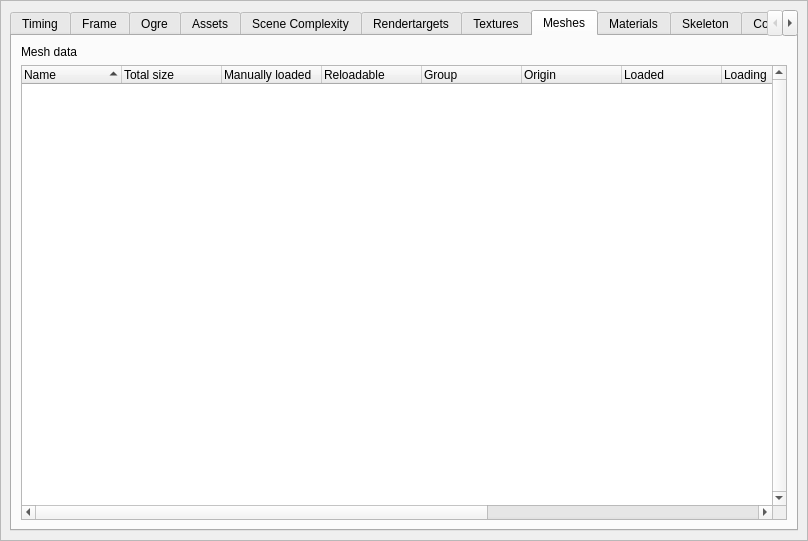
Before: the Qt Designer form bin/data/ui/profiler.ui in realXtend/tundra, drawn with Qt 5.
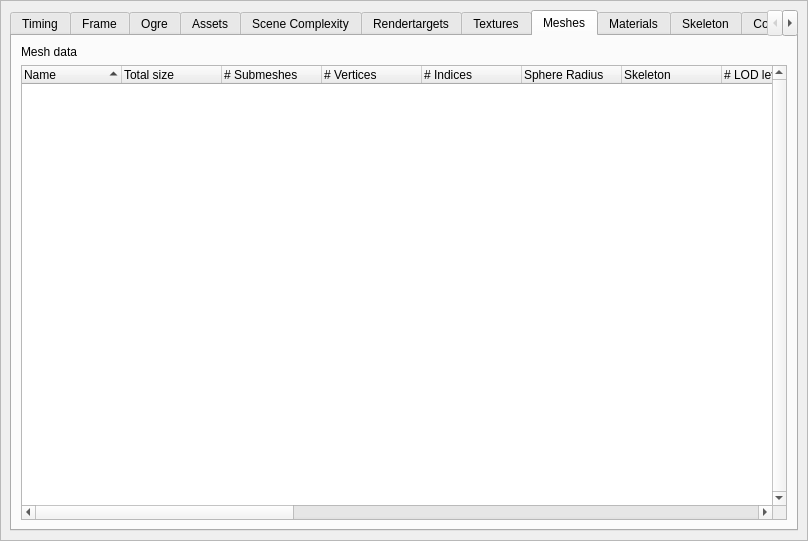
After: the same form once the commit is applied. The open tabs and pages were chosen to show the change.

Commit message: Added more detailed Ogre mesh debug printing to Profiler.

What changed in the file:
```diff
--- a/bin/data/ui/profiler.ui
+++ b/bin/data/ui/profiler.ui
@@ -1177,6 +1177,51 @@
               <string>Total size</string>
              </property>
             </column>
+            <column>
+             <property name="text">
+              <string># Submeshes</string>
+             </property>
+            </column>
+            <column>
+             <property name="text">
+              <string># Vertices</string>
+             </property>
+            </column>
+            <column>
+             <property name="text">
+              <string># Indices</string>
+             </property>
+            </column>
+            <column>
+             <property name="text">
+              <string>Sphere Radius</string>
+             </property>
+            </column>
+            <column>
+             <property name="text">
+              <string>Skeleton</string>
+             </property>
+            </column>
+            <column>
+             <property name="text">
+              <string># LOD levels</string>
+             </property>
+            </column>
+            <column>
+             <property name="text">
+              <string># Morph Anims</string>
+             </property>
+            </column>
+            <column>
+             <property name="text">
+              <string># Poses</string>
+             </property>
+            </column>
+            <column>
+             <property name="text">
+              <string>Material</string>
+             </property>
+            </column>
             <column>
              <property name="text">
               <string>Manually loaded</string>
```
Left out of the diff: 2 changed lines with no effect on the pictures. The commit also changes 1 other file.
